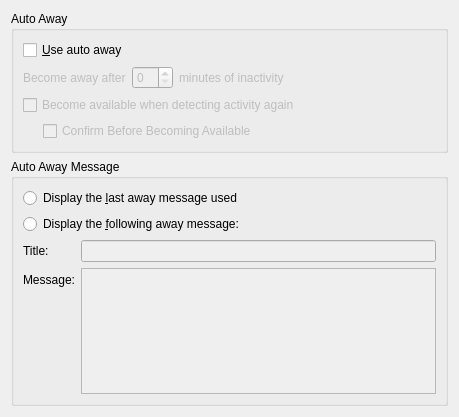
Above: kopete/config/behavior/behaviorconfig_away.ui from KDE/kopete before the change. Below: the same form after it.
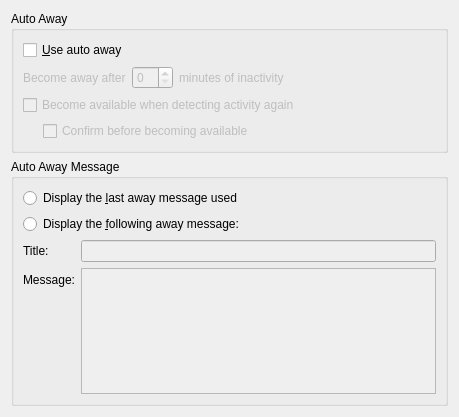
That is the form after the change. Custom widgets are drawn as their Qt base class.

Commit message: Changed Message to Lower Case (Confirm Before Going Online)

Patch:
```diff
--- a/kopete/config/behavior/behaviorconfig_away.ui
+++ b/kopete/config/behavior/behaviorconfig_away.ui
@@ -113,7 +113,7 @@
            <bool>false</bool>
           </property>
           <property name="text" >
-           <string>Confirm Before Becoming Available</string>
+           <string>Confirm before becoming available</string>
           </property>
          </widget>
         </item>
```
